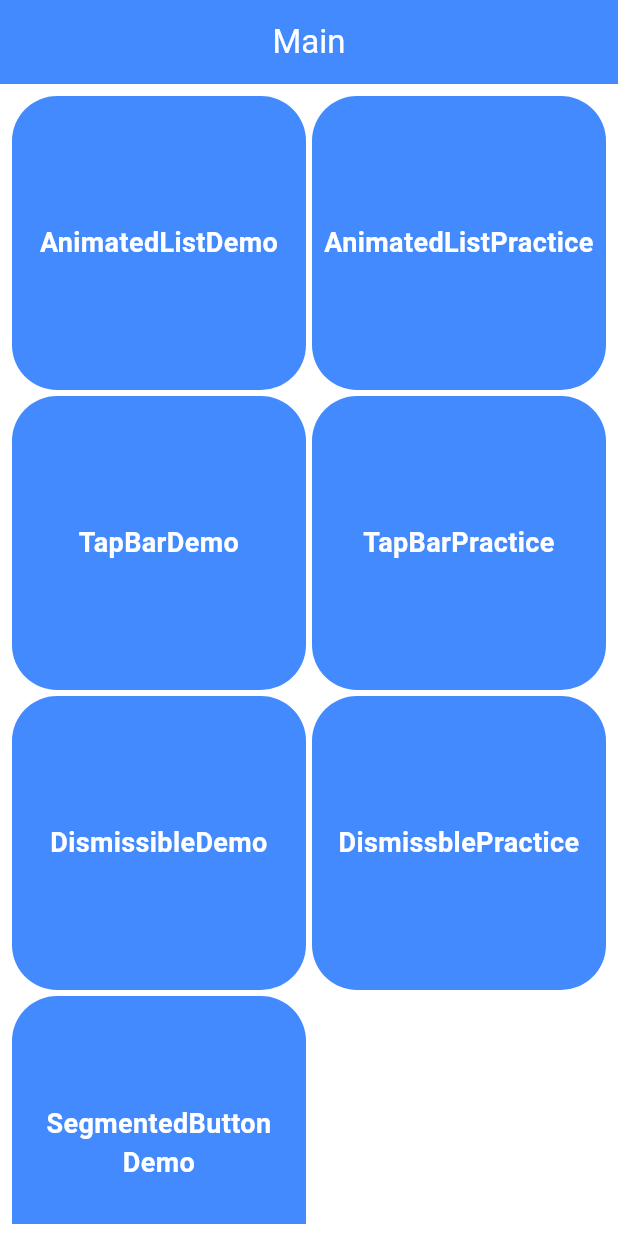
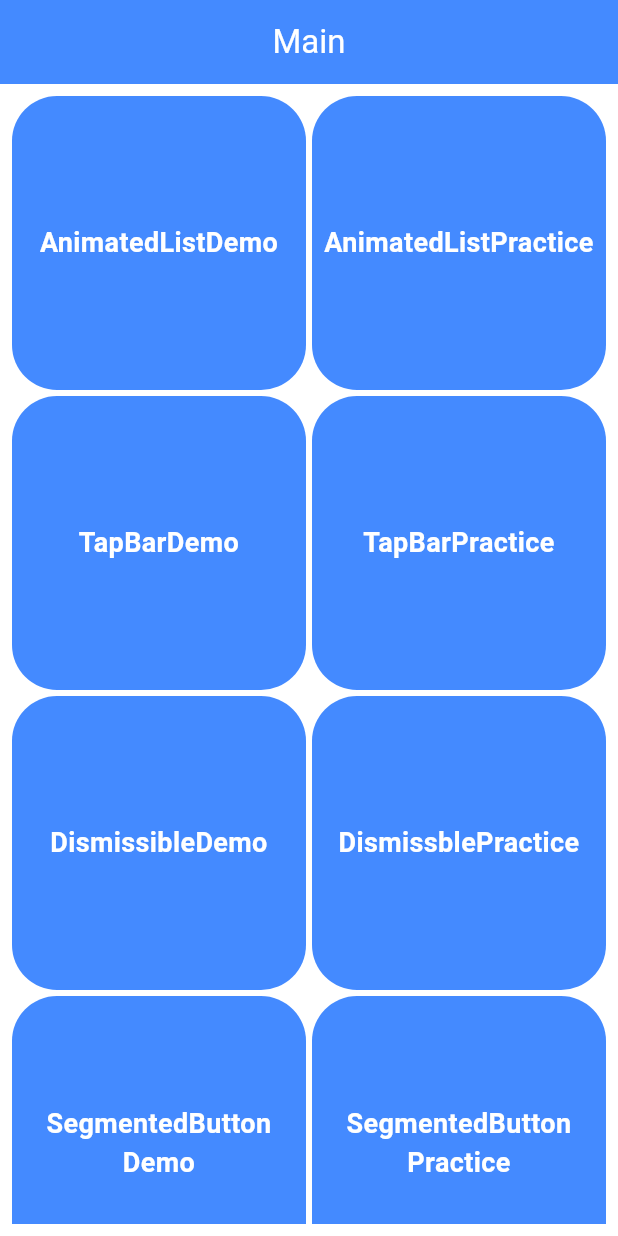
Before and after one commit to nahyunuk/flutter_organize_widget, a Flutter app: the screen it shows after launch, on a phone screen of 412 x 824 dp. Run offline on Flutter 3.47's test engine with Material 3 defaults, Android fonts, the phone set to English and light mode, and no system bars.

Commit message:
페이지 이동 추가

```diff
--- a/lib/home_page.dart
+++ b/lib/home_page.dart
@@ -4,6 +4,7 @@ import 'package:flutter_organize_widget/AnimatedList/animated_list_practice.dart
 import 'package:flutter_organize_widget/Dismissible/dismissible_demo.dart';
 import 'package:flutter_organize_widget/Dismissible/dismissible_practice.dart';
 import 'package:flutter_organize_widget/SegmentedButton/segmented_button_demo.dart';
+import 'package:flutter_organize_widget/SegmentedButton/segmented_button_practice.dart';
 import 'package:flutter_organize_widget/TabBar/tab_bar_demo.dart';
 import 'package:flutter_organize_widget/TabBar/tab_bar_practice.dart';
 
@@ -54,6 +55,7 @@ class _HomePageState extends State<HomePage> {
       _buildListItem(context, 'DismissibleDemo', DismissibleDemo()),
       _buildListItem(context, 'DismissblePractice', DismissiblePractice()),
       _buildListItem(context, 'SegmentedButton\nDemo', SegmentedButtonDemo()),
+      _buildListItem(context, 'SegmentedButton\nPractice',SegmentedButtonPractice()),
     ];
     return Scaffold(
       backgroundColor: Colors.white,
```
